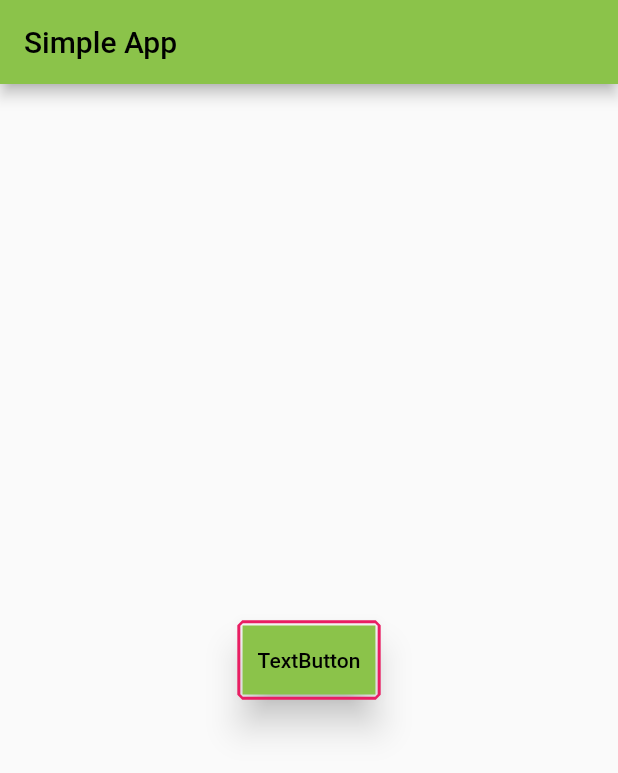
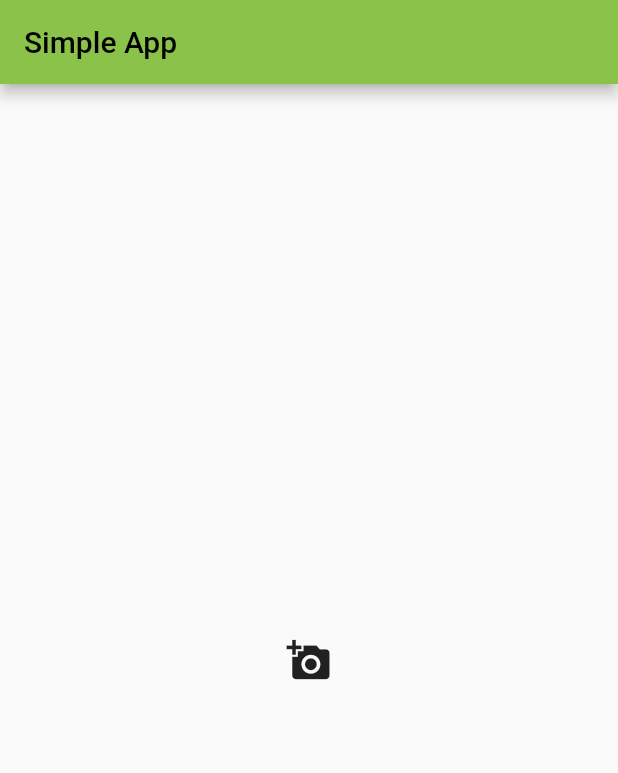
Before and after one commit to RahulG84/flutter_basic_concepts, a Flutter app: the screen it shows after launch, on a phone screen of 412 x 824 dp. Shown: the top 773 px of the screen. Run offline on Flutter 3.47's test engine with Material 2 defaults, Android fonts, the phone set to English and light mode, and no system bars.

Commit message:
Added : Icon Button Code

```diff
--- a/lib/main.dart
+++ b/lib/main.dart
@@ -18,24 +18,15 @@ class MyApp extends StatelessWidget {
           title: const Text("Simple App"),
         ),
         body: Center(
-          child: TextButton(
-
-            style: TextButton.styleFrom(
-                primary: Colors.black,
-                backgroundColor: Colors.lightGreen,
-                // splashColor: Colors.yellow,
-                padding: const EdgeInsetsDirectional.symmetric(
-                    horizontal: 10.0, vertical: 15.0),
-                shape: const BeveledRectangleBorder(
-                    side: BorderSide(
-                        width: 1.0, color: Colors.pink, strokeAlign: 5.0)),
-                elevation: 10.0,
+          child: IconButton(
+            onPressed: () {},
+            icon: const Icon(
+              Icons.add_a_photo,
             ),
-            onPressed: () {},
-            child: const Text(
-              'TextButton',
-            ),
-          ),
+            iconSize: 30.0,
+            splashColor: Colors.red,
+            tooltip: "Add A Image",
+          )
         ),
       ),
     );
```
